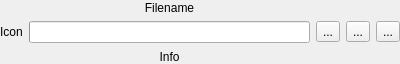
Above: Helpviewer/Download/DownloadItem.ui from testmana2/test before the change. Below: the same form after it.
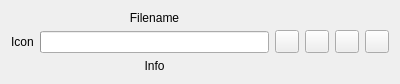
That is the form after the change.

Commit message: Added a puse button to the web browser download.

The edit to the form file:
```diff
--- a/Helpviewer/Download/DownloadItem.ui
+++ b/Helpviewer/Download/DownloadItem.ui
@@ -7,16 +7,13 @@
     <x>0</x>
     <y>0</y>
     <width>400</width>
-    <height>64</height>
+    <height>68</height>
    </rect>
   </property>
   <property name="windowTitle">
    <string/>
   </property>
   <layout class="QHBoxLayout" name="horizontalLayout">
-   <property name="margin">
-    <number>0</number>
-   </property>
    <item>
     <widget class="QLabel" name="fileIcon">
      <property name="text">
@@ -75,7 +72,20 @@
       <string>Press to repeat the download</string>
      </property>
      <property name="text">
-      <string>...</string>
+      <string/>
+     </property>
+    </widget>
+   </item>
+   <item>
+    <widget class="QToolButton" name="pauseButton">
+     <property name="toolTip">
+      <string>Press to pause the download</string>
+     </property>
+     <property name="text">
+      <string/>
+     </property>
+     <property name="checkable">
+      <bool>true</bool>
      </property>
     </widget>
    </item>
@@ -85,7 +95,7 @@
       <string>Press to cancel the download</string>
      </property>
      <property name="text">
-      <string>...</string>
+      <string/>
      </property>
     </widget>
    </item>
@@ -95,7 +105,7 @@
       <string>Press to open the downloaded file</string>
      </property>
      <property name="text">
-      <string>...</string>
+      <string/>
      </property>
     </widget>
    </item>
```
Left out of the diff: 1 changed line with no effect on the pictures. The commit also changes 18 other files.
